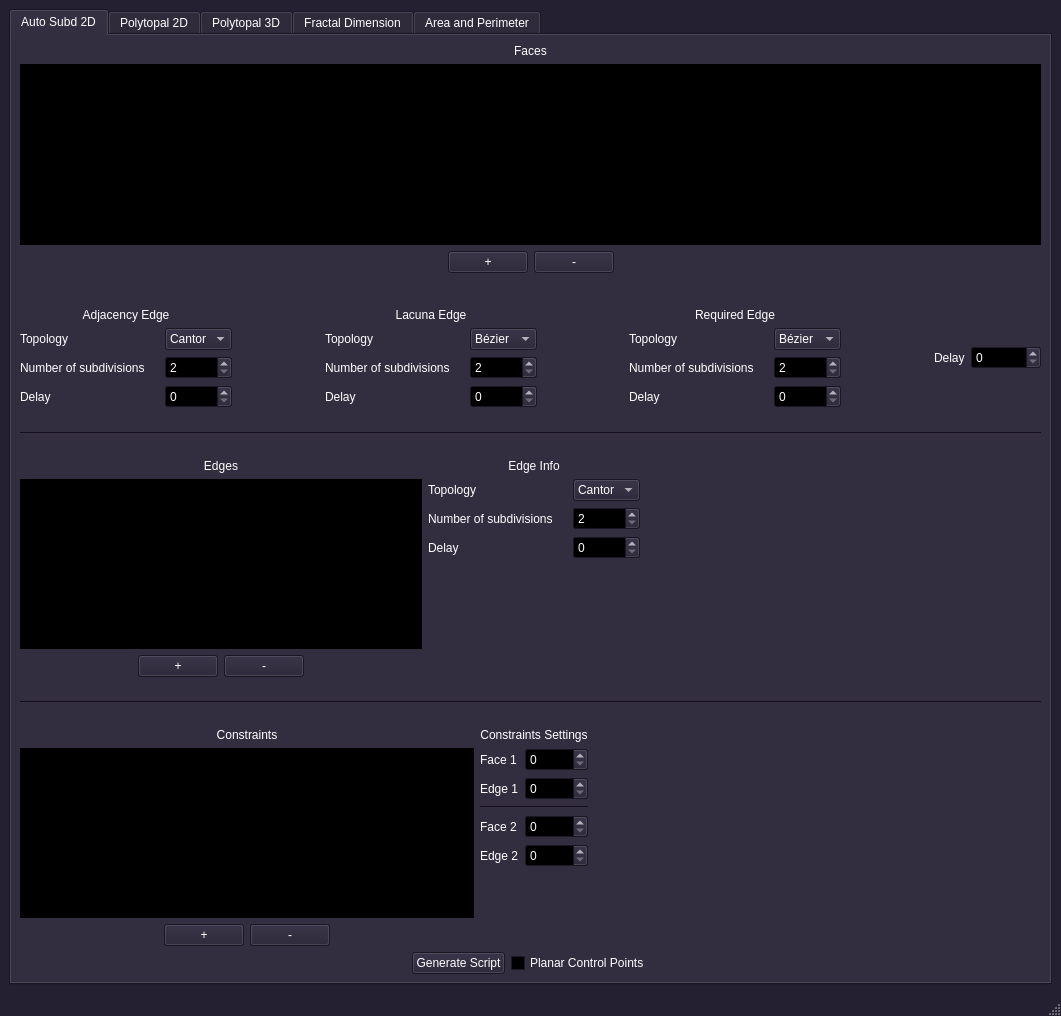
This is src/gui/mainwindow.ui in borisbordeaux/Auto_Frac as Qt 5 draws it before an edit. The edited form follows.
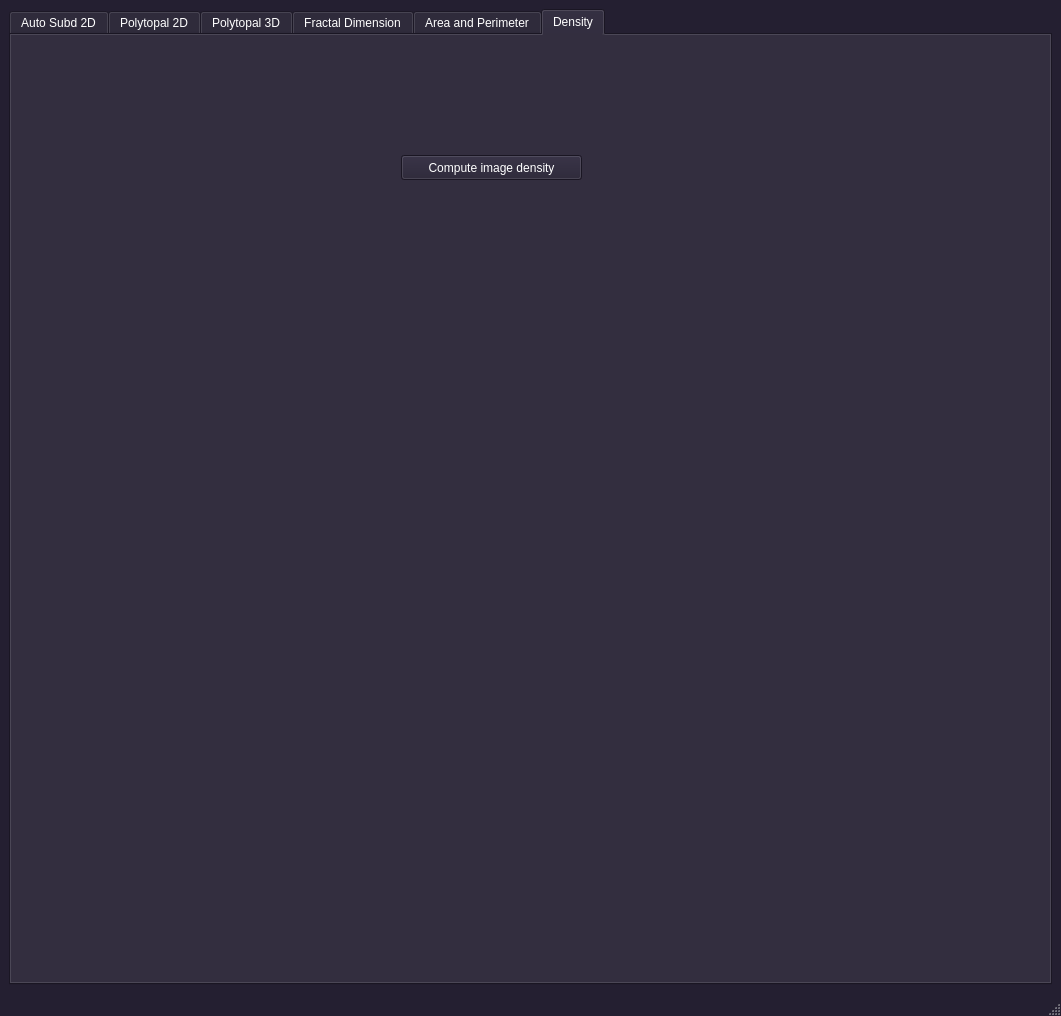
This is the edited form.

Commit message: Added density computation

Patch:
```diff
--- a/src/gui/mainwindow.ui
+++ b/src/gui/mainwindow.ui
@@ -463,7 +463,7 @@
     <item row="0" column="0">
      <widget class="QTabWidget" name="tabWidget">
       <property name="currentIndex">
-       <number>0</number>
+       <number>5</number>
       </property>
       <widget class="QWidget" name="tab">
        <attribute name="title">
@@ -1770,6 +1770,24 @@
         </property>
        </widget>
       </widget>
+      <widget class="QWidget" name="tab_6">
+       <attribute name="title">
+        <string>Density</string>
+       </attribute>
+       <widget class="QPushButton" name="pushButton_computeDensity">
+        <property name="geometry">
+         <rect>
+          <x>390</x>
+          <y>120</y>
+          <width>181</width>
+          <height>25</height>
+         </rect>
+        </property>
+        <property name="text">
+         <string>Compute image density</string>
+        </property>
+       </widget>
+      </widget>
      </widget>
     </item>
    </layout>
```
Left out of the diff: 55 changed lines with no effect on the pictures. The commit also changes 4 other files.
